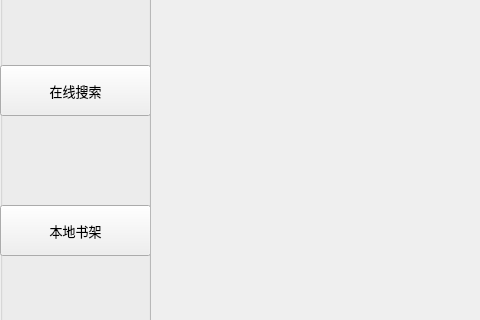
Shrimpwr/Ugokanai-dai-toshokan, file UI/main.ui: the form before one commit; both pictures show x 0 to 480 and y 105 to 425 of the 1344 by 846 pixel window.
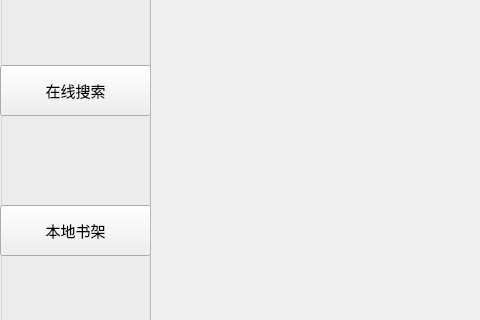
The form after the commit.

Diff of the .ui file:
```diff
--- a/UI/main.ui
+++ b/UI/main.ui
@@ -52,8 +52,8 @@
     </property>
     <property name="font">
      <font>
-      <family>黑体</family>
-      <pointsize>10</pointsize>
+      <family>微软雅黑</family>
+      <pointsize>11</pointsize>
      </font>
     </property>
     <property name="text">
@@ -71,8 +71,8 @@
     </property>
     <property name="font">
      <font>
-      <family>黑体</family>
-      <pointsize>10</pointsize>
+      <family>微软雅黑</family>
+      <pointsize>11</pointsize>
      </font>
     </property>
     <property name="text">
```
